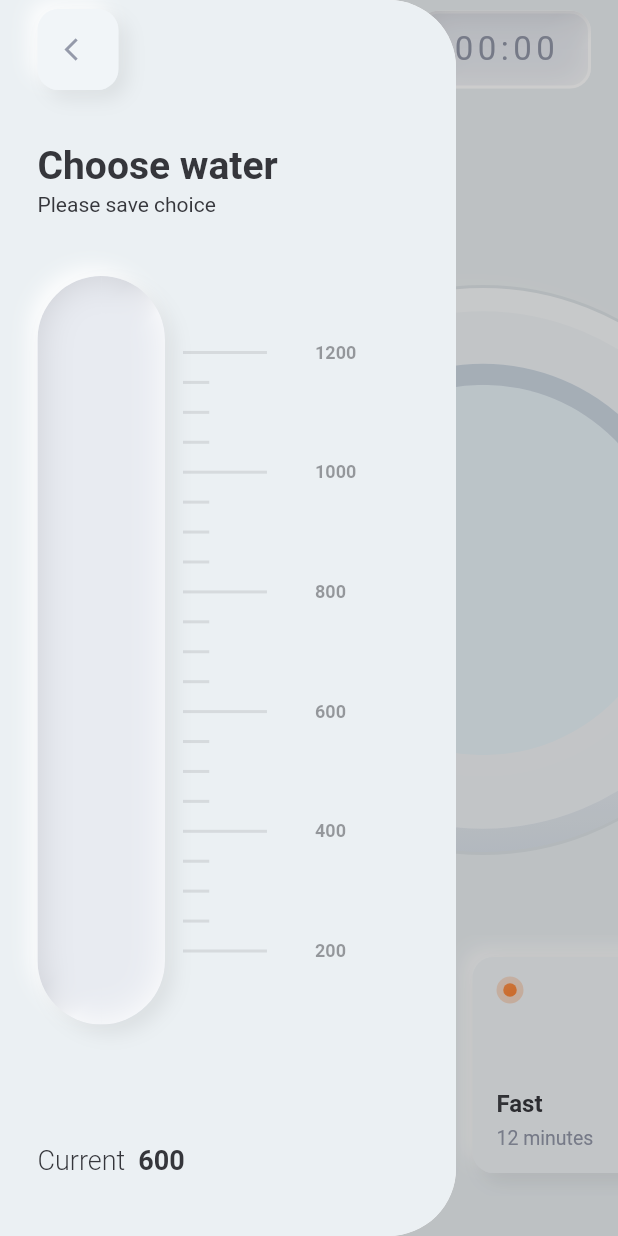
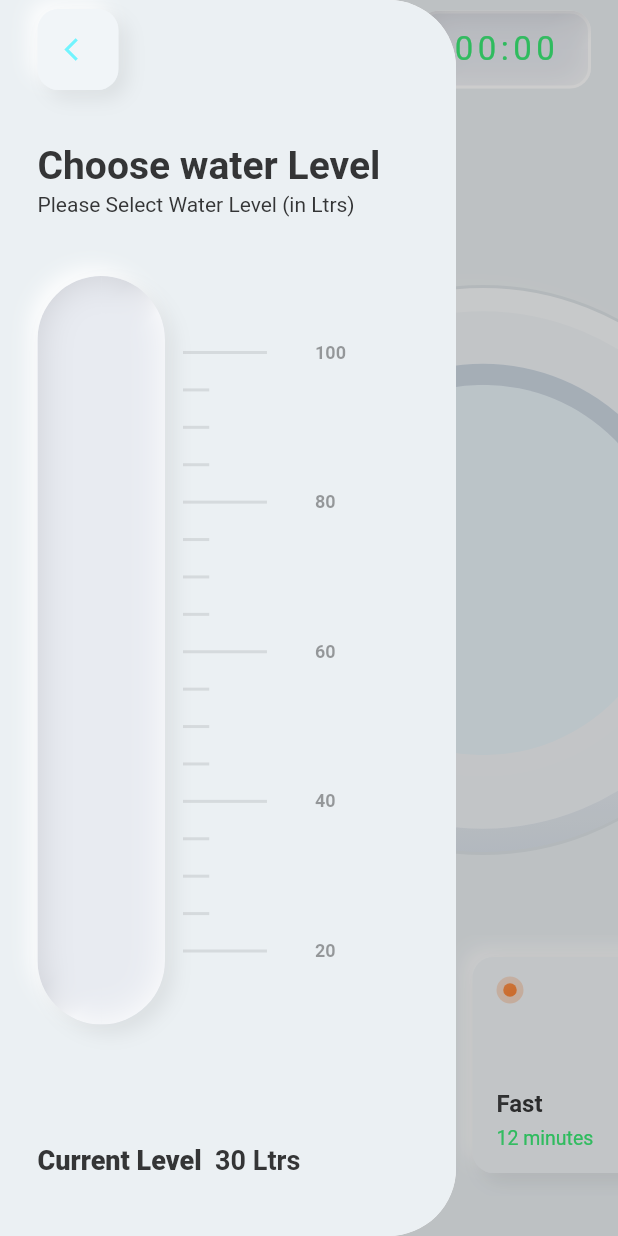
Before and after one commit to Manishmg3994/HomeAutomation_Washing_Machine_UI, a Flutter app: the screen it shows after launch, with the side drawer open, on a phone screen of 412 x 824 dp. Run offline on Flutter 3.47's test engine with Material 2 defaults, Android fonts, the light colour scheme and no system bars; our stand-ins replace get_it; missing offline and left inert: forge2d; statements that could not run were skipped.

Commit message:
ui updates

```diff
--- a/lib/screens/main/main_screen.dart
+++ b/lib/screens/main/main_screen.dart
@@ -27,14 +27,14 @@ class MainScreen extends StatelessWidget {
         color: CustomColors.primaryColor,
         child: Scaffold(
           backgroundColor: CustomColors.primaryColor,
-          appBar:  PreferredSize(
+          appBar: PreferredSize(
             preferredSize: Size.fromHeight(100),
             child: SafeArea(
               child: TopBar(),
             ),
           ),
           drawer: ClipRRect(
-            borderRadius:  BorderRadius.only(
+            borderRadius: BorderRadius.only(
               topRight: Radius.circular(45),
               bottomRight: Radius.circular(45),
             ),
@@ -79,7 +79,7 @@ class MainScreen extends StatelessWidget {
                         style: TextStyle(
                           fontSize: 26,
                           color: CustomColors.primaryTextColor,
-                          fontWeight: FontWeight.w400,
+                          fontWeight: FontWeight.w500,
                         ),
                       ),
                     ),
@@ -106,6 +106,7 @@ class _FunctionButtonsList extends StatelessWidget {
 
   @override
   Widget build(BuildContext context) {
+    bool isOn = false;
     var margin = EdgeInsets.only(bottom: 28);
     return Consumer<MainViewModel>(
       builder: (context, viewModel, _) {
@@ -123,7 +124,10 @@ class _FunctionButtonsList extends StatelessWidget {
               margin: margin,
               icon: Icon(
                 Icons.power_settings_new,
-                color: CustomColors.icon,
+                color: (isOn =
+                        true && (viewModel.modeStatus == ModeStatus.running))
+                    ? Colors.green
+                    : Colors.red, //?CustomColors.icon,
               ),
               onTap: () => viewModel.stop(),
             ),
@@ -141,7 +145,9 @@ class _FunctionButtonsList extends StatelessWidget {
                 viewModel.modeStatus == ModeStatus.running
                     ? Icons.pause
                     : Icons.play_arrow,
-                color: CustomColors.icon,
+                color: (isOn && (viewModel.modeStatus == ModeStatus.running))
+                    ? Colors.greenAccent
+                    : Colors.pinkAccent, //CustomColors.icon,
               ),
               pressed: viewModel.modeStatus == ModeStatus.running,
               onTap: () => viewModel.runOrPause(),
--- a/lib/screens/main/timer_panel.dart
+++ b/lib/screens/main/timer_panel.dart
@@ -6,7 +6,7 @@ import 'package:awsome_project/view_models/timer_view_model.dart';
 import 'package:provider/provider.dart';
 
 class TimerPanel extends StatefulWidget {
-  TimerPanel({Key? key}) : super(key: key);
+  const TimerPanel({Key? key}) : super(key: key);
 
   @override
   _TimerPanelState createState() => _TimerPanelState();
--- a/lib/screens/main/top_bar.dart
+++ b/lib/screens/main/top_bar.dart
@@ -27,10 +27,11 @@ class TopBar extends StatelessWidget {
                   context: context,
                   backgroundColor: Colors.transparent,
                   builder: (BuildContext context) {
-                    return SettingsBottomSheet();
+                    return const SettingsBottomSheet();
                   });
             },
           ),
+          // ignore: prefer_const_constructors
           TimerPanel()
         ],
       ),
--- a/lib/screens/main/washing_machine/washing_machine_case.dart
+++ b/lib/screens/main/washing_machine/washing_machine_case.dart
@@ -30,7 +30,7 @@ class _WashingMachineCaseState extends State<WashingMachineCase> {
 
   @override
   Widget build(BuildContext context) {
-    const circularBorder = const BorderRadius.all(Radius.circular(200));
+    const circularBorder =  BorderRadius.all(Radius.circular(200));
     const ring1Offset = 35;
     const ring2Offset = 70;
     const ring3Offset = 28;
--- a/lib/screens/settings/settings_bottom_sheet.dart
+++ b/lib/screens/settings/settings_bottom_sheet.dart
@@ -1,3 +1,4 @@
+import 'package:awsome_project/view_models/service_locator.dart';
 import 'package:flutter/material.dart';
 import 'package:awsome_project/shared/colors.dart';
 import 'package:awsome_project/shared/widgets/neumorphic_icon_button.dart';
@@ -6,18 +7,21 @@ import 'package:awsome_project/view_models/theme_view_model.dart';
 import 'package:provider/provider.dart';
 
 class SettingsBottomSheet extends StatefulWidget {
+  const SettingsBottomSheet({Key? key}) : super(key: key);
+
   @override
   _SettingsBottomSheetState createState() => _SettingsBottomSheetState();
 }
 
 class _SettingsBottomSheetState extends State<SettingsBottomSheet> {
+  static bool get isDarkMode => ServiceLocator.get<ThemeViewModel>().darkMode;
   @override
   Widget build(BuildContext context) {
     return Container(
       height: 120,
       decoration: BoxDecoration(
         color: CustomColors.primaryColor,
-        borderRadius: BorderRadius.only(
+        borderRadius: const BorderRadius.only(
           topLeft: Radius.circular(45),
           topRight: Radius.circular(45),
         ),
@@ -30,7 +34,7 @@ class _SettingsBottomSheetState extends State<SettingsBottomSheet> {
             builder: (context, viewModel, _) {
               return NeumorphicIconButton(
                 icon: Icon(
-                  Icons.brightness_low,
+                  isDarkMode ? Icons.brightness_7_rounded : Icons.dark_mode,
                   color: CustomColors.icon,
                 ),
                 pressed: viewModel.darkMode,
--- a/lib/screens/water_drawer/water_drawer.dart
+++ b/lib/screens/water_drawer/water_drawer.dart
@@ -17,7 +17,7 @@ class WaterDrawer extends StatelessWidget {
           color: CustomColors.primaryColor,
           child: SafeArea(
             child: Padding(
-              padding: EdgeInsets.only(
+              padding: const EdgeInsets.only(
                 left: GLOBAL_EDGE_MARGIN_VALUE,
                 top: DRAWER_BUTTON_MARGIN_TOP,
               ),
@@ -32,52 +32,53 @@ class WaterDrawer extends StatelessWidget {
                     ),
                     onTap: () => Navigator.pop(context),
                   ),
-                  SizedBox(height: 35),
+                  const SizedBox(height: 35),
                   Text(
-                    'Choose water',
+                    'Choose water Level',
                     style: TextStyle(
                       fontSize: 26,
                       color: CustomColors.primaryTextColor,
                       fontWeight: FontWeight.w600,
                     ),
                   ),
-                  SizedBox(height: 3),
+                  const SizedBox(height: 3),
                   Text(
-                    'Please save choice',
+                    'Please Select Water Level (in Ltrs)',
                     style: TextStyle(
                       fontSize: 14,
                       color: CustomColors.primaryTextColor,
                       fontWeight: FontWeight.w400,
                     ),
                   ),
-                  SizedBox(height: 40),
+                  const SizedBox(height: 40),
                   Expanded(
                     child: WaterSlider(
-                      minValue: 200,
-                      maxValue: 1200,
+                      minValue: 20,
+                      maxValue: 100,
                       initValue: viewModel.waterValue,
                       onValueChanged: (newValue) =>
                           viewModel.waterValue = newValue,
                     ),
                   ),
-                  SizedBox(height: 80),
+                  const SizedBox(height: 80),
                   RichText(
                     text: TextSpan(
-                      text: 'Current  ',
+                      text: 'Current Level  ',
                       style: TextStyle(
                         color: CustomColors.primaryTextColor,
-                        fontWeight: FontWeight.w300,
+                        fontWeight: FontWeight.w800,
                         fontSize: 18,
                       ),
                       children: <TextSpan>[
                         TextSpan(
-                          text: viewModel.waterValue.toStringAsFixed(0),
-                          style: TextStyle(fontWeight: FontWeight.w700),
+                          text:
+                              viewModel.waterValue.toStringAsFixed(0) + " Ltrs",
+                          style: TextStyle(fontWeight: FontWeight.w600),
                         ),
                       ],
                     ),
                   ),
-                  SizedBox(height: 40),
+                  const SizedBox(height: 40),
                 ],
               ),
             ),
--- a/lib/screens/water_drawer/water_slider.dart
+++ b/lib/screens/water_drawer/water_slider.dart
@@ -93,7 +93,7 @@ class _WaterSliderState extends State<WaterSlider>
                 controller: _animationController!.view,
                 min: widget.minValue,
                 max: widget.maxValue,
-                step: 50,
+                step: 5,
                 topOffset: 50,
                 bottomOffset: 50,
                 markNStep: 4,
@@ -122,7 +122,7 @@ class _SliderLegend extends StatelessWidget {
         ).animate(
           CurvedAnimation(
             parent: controller,
-            curve: Interval(
+            curve: const Interval(
               0.180,
               0.350,
               curve: Curves.ease,
@@ -135,7 +135,7 @@ class _SliderLegend extends StatelessWidget {
         ).animate(
           CurvedAnimation(
             parent: controller,
-            curve: Interval(
+            curve: const Interval(
               0.180,
               0.350,
               curve: Curves.ease,
@@ -148,7 +148,7 @@ class _SliderLegend extends StatelessWidget {
         ).animate(
           CurvedAnimation(
             parent: controller,
-            curve: Interval(
+            curve: const Interval(
               0.110,
               0.350,
               curve: Curves.ease,
@@ -172,7 +172,7 @@ class _SliderLegend extends StatelessWidget {
   Widget build(BuildContext context) {
     return LayoutBuilder(
       builder: (BuildContext context, BoxConstraints constraints) {
-        return Container(
+        return SizedBox(
           width: 120,
           child: AnimatedBuilder(
             builder: (BuildContext context, Widget? child) {
@@ -234,7 +234,7 @@ class _SliderLegend extends StatelessWidget {
 }
 
 class _WaterSlide extends StatefulWidget {
-  _WaterSlide({
+  const _WaterSlide({
     required this.height,
     required this.min,
     required this.max,
@@ -277,7 +277,7 @@ class _WaterSlideState extends State<_WaterSlide> {
     ).animate(
       CurvedAnimation(
         parent: widget.controller!,
-        curve: Interval(0.350, .750, curve: Curves.easeOutCubic),
+        curve: const Interval(0.350, .750, curve: Curves.easeOutCubic),
       ),
     )..addListener(
         () {
@@ -299,8 +299,8 @@ class _WaterSlideState extends State<_WaterSlide> {
           children: [
             WaveContainer(
               size: Size(90, widget.height),
-              offset: Offset(45, 0),
-              color: Color.fromRGBO(254, 193, 45, .3),
+              offset: const Offset(45, 0),
+              color: const Color.fromARGB(74, 75, 191, 236),
               sinWidthFraction: 2,
             ),
             WaveContainer(
--- a/lib/screens/water_drawer/wave_container.dart
+++ b/lib/screens/water_drawer/wave_container.dart
@@ -11,7 +11,7 @@ import 'package:vector_math/vector_math.dart' as Vector;
  * Source: https://github.com/nhancv/nc_flutter_util/blob/master/lib/demo5.dart
  */
 class WaveContainer extends StatefulWidget {
-  WaveContainer({
+  const WaveContainer({
     Key? key,
     required this.size,
     required this.offset,
@@ -71,10 +71,10 @@ class _WaveContainerState extends State<WaveContainer>
 
   @override
   Widget build(BuildContext context) {
-    List<Color> _gradientColors = [
-      Color.fromRGBO(254, 193, 45, 1),
-      Color.fromRGBO(253, 139, 51, 1),
-      Color.fromRGBO(95, 84, 228, 1),
+    List<Color> _gradientColors = const [
+      Color.fromARGB(255, 82, 216, 240),
+      Color.fromARGB(255, 58, 185, 202),
+      Color.fromARGB(255, 52, 179, 238),
     ];
     List<double> _stops = [0.0, 0.3, 0.6];
 
--- a/lib/shared/colors.dart
+++ b/lib/shared/colors.dart
@@ -71,13 +71,13 @@ class CustomColors {
       Color.fromRGBO(255, 255, 255, 1);
   static Color _containerInnerShadowBottomDark = Color.fromRGBO(49, 54, 60, 1);
 
-  static Color _primaryTextColorLight = Color.fromRGBO(53, 54, 59, 1);
+  static Color _primaryTextColorLight = Color.fromARGB(255, 52, 53, 54);
   static Color _primaryTextColorDark = Color.fromRGBO(255, 255, 255, 1);
 
-  static Color _secondaryTextColorLight = Color.fromRGBO(144, 149, 166, 1);
-  static Color _secondaryTextColorDark = Color.fromRGBO(139, 144, 160, 1);
+  static Color _secondaryTextColorLight = Color.fromARGB(255, 54, 233, 114);
+  static Color _secondaryTextColorDark = Color.fromARGB(255, 179, 224, 13);
 
-  static Color _iconLight = Color.fromRGBO(144, 149, 166, 1);
+  static Color _iconLight = Color.fromARGB(226, 90, 244, 255);
   static Color _iconDark = Color.fromRGBO(137, 142, 158, 1);
 
   static Color _indicatorBackgroundLight = Color.fromRGBO(255, 255, 255, 1);
@@ -112,7 +112,7 @@ class CustomColors {
     Color.fromRGBO(243, 246, 248, 1),
     Color.fromRGBO(221, 228, 236, 1),
   ];
-  static final  List<Color> _drumRing1ColorsDark = [
+  static final List<Color> _drumRing1ColorsDark = [
     Color.fromRGBO(45, 50, 57, 1),
     Color.fromRGBO(46, 51, 57, 1),
     Color.fromRGBO(28, 30, 35, 1),
@@ -129,7 +129,7 @@ class CustomColors {
     Color.fromRGBO(32, 35, 41, 1),
   ];
 
-  static final  List<Color> _drumRing3ColorsLight = [
+  static final List<Color> _drumRing3ColorsLight = [
     Color.fromRGBO(205, 216, 227, 1),
     Color.fromRGBO(207, 218, 228, 1),
     Color.fromRGBO(243, 245, 247, 1),
--- a/lib/view_models/main_view_model.dart
+++ b/lib/view_models/main_view_model.dart
@@ -46,7 +46,7 @@ class MainViewModel with ChangeNotifier {
   ModeItemModel? get selectedMode => _selectedMode;
   ModeStatus get modeStatus => _modeStatus;
 
-  double _waterValue = 600.0;
+  double _waterValue = 30.0;
   ModeItemModel? _selectedMode;
   ModeStatus _modeStatus = ModeStatus.notStarted;
 
```
Also changed, not shown: 1 other file.
